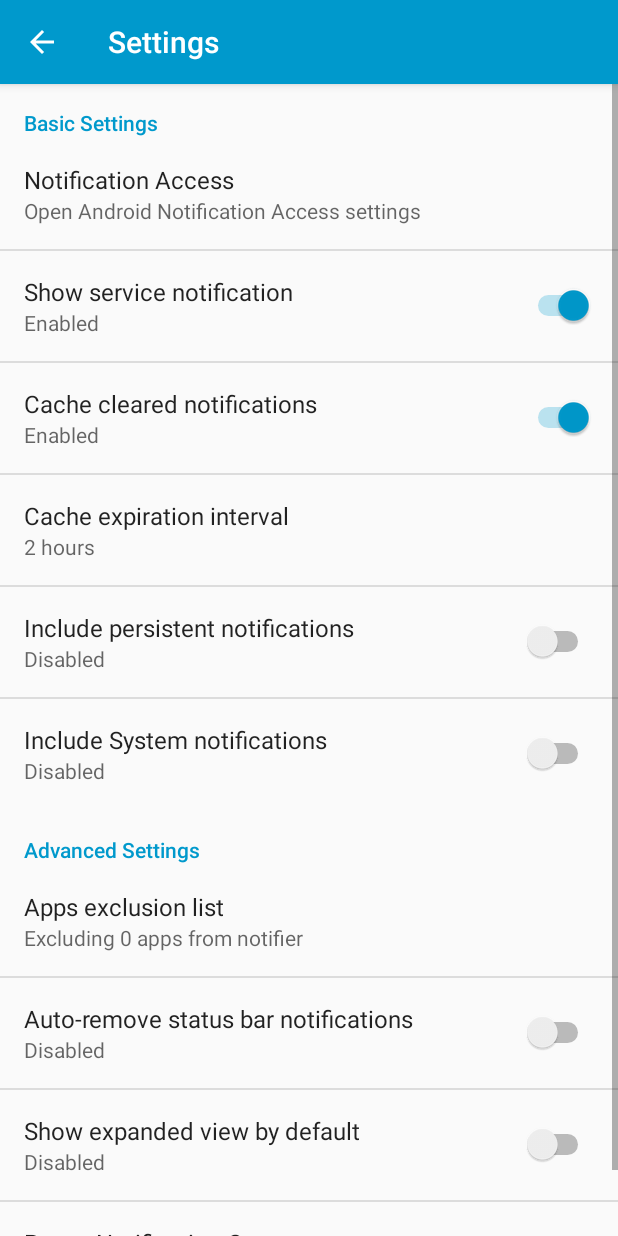
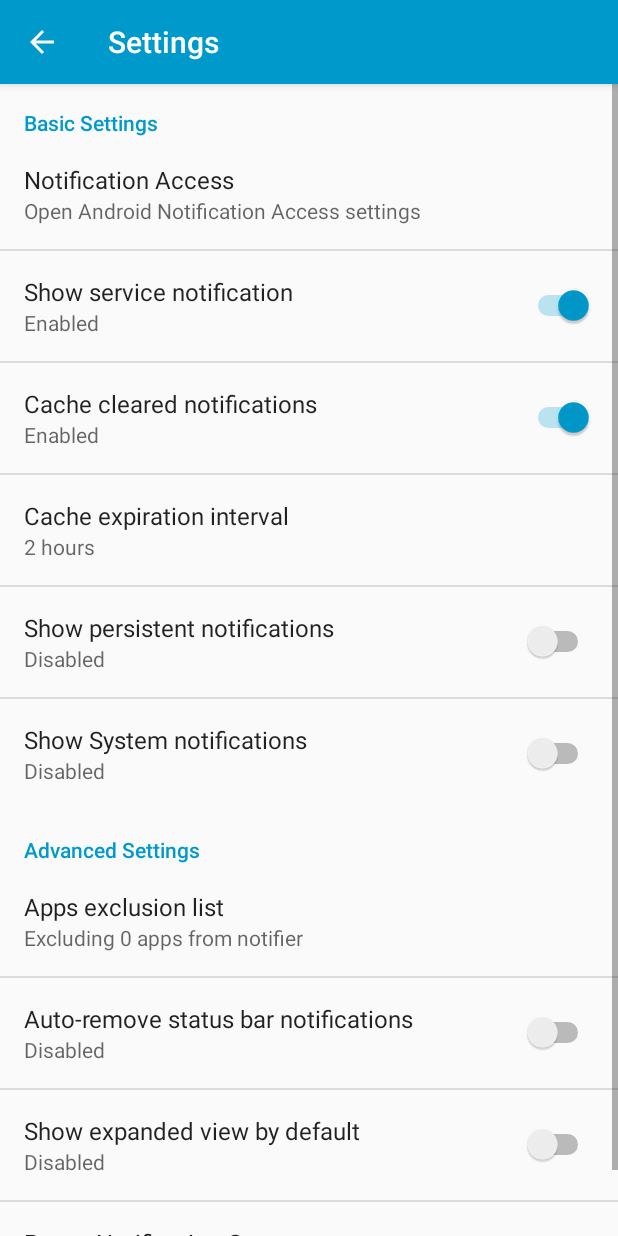
Before and after one commit to niranjan-nagaraju/notification-center, an Android app: the SettingsActivity screen opened directly, with no data from a screen before it, on a phone screen of 412 x 824 dp. Run offline under Robolectric (Android 15) with nearby library versions, the phone set to English and light mode, and no system bars.

Commit message:
Change Swipe-Undo snackbar time to SHORT, add settings action to persistent notification, Preferences text changes

```diff
--- a/app/src/main/java/com/vinithepooh/notifier/MainActivity.java
+++ b/app/src/main/java/com/vinithepooh/notifier/MainActivity.java
@@ -14,6 +14,7 @@ import android.content.pm.PackageManager;
 import android.graphics.Color;
 import android.graphics.drawable.Drawable;
 import android.graphics.drawable.Icon;
+import android.net.Uri;
 import android.os.AsyncTask;
 import android.os.Build;
 import android.os.Bundle;
@@ -704,6 +705,7 @@ public class MainActivity extends AppCompatActivity
             return true;
         } else if (id == R.id.action_clear) {
             Log.d(TAG, "Clearing status bar notifications");
+
             mBoundService.cancelAllNotifications();
             new RefreshCardsAsyncTask().execute();
         }
@@ -842,6 +844,8 @@ public class MainActivity extends AppCompatActivity
                 }
                 else if (currentNotificationsView == CurrentNotificationsView.TYPE_ACTIVE) {
                     mBoundService.filter_active(searchString);
+                } else if (currentNotificationsView == CurrentNotificationsView.TYPE_APP) {
+                    mBoundService.filter_apps(app_filter.toString(), searchString);
                 }
             } catch (Exception e) {
                 e.printStackTrace();
@@ -1058,7 +1062,7 @@ public class MainActivity extends AppCompatActivity
 
                 Snackbar snackbar = Snackbar
                         .make(clayout, snackbar_text.toString(),
-                                Snackbar.LENGTH_LONG);
+                                Snackbar.LENGTH_SHORT);
 
                 snackbar.setAction("UNDO", new View.OnClickListener() {
                     @Override
--- a/app/src/main/res/xml/preferences.xml
+++ b/app/src/main/res/xml/preferences.xml
@@ -28,12 +28,12 @@
             android:defaultValue="false"
             android:key="ongoing_switch"
             android:summary="Ongoing/persistent notifications will be ignored"
-            android:title="Include persistent notifications" />
+            android:title="Show persistent notifications" />
         <SwitchPreference
             android:defaultValue="false"
             android:key="system_ntfcns_switch"
             android:summary="System notifications will be ignored"
-            android:title="Include System notifications" />
+            android:title="Show System notifications" />
     </PreferenceCategory>
 
     <PreferenceCategory android:title="Advanced Settings">
--- a/app/src/main/res/xml/prefs_about.xml
+++ b/app/src/main/res/xml/prefs_about.xml
@@ -43,7 +43,7 @@
     </Preference>
 
     <Preference
-        android:summary="View Source in Github"
+        android:summary="View Source on Github"
         android:title="View Source">
         <intent
             android:action="android.intent.action.VIEW"
```
Also changed, not shown: app/src/main/java/com/vinithepooh/notifier/NLService.java (+16 -2 lines).
